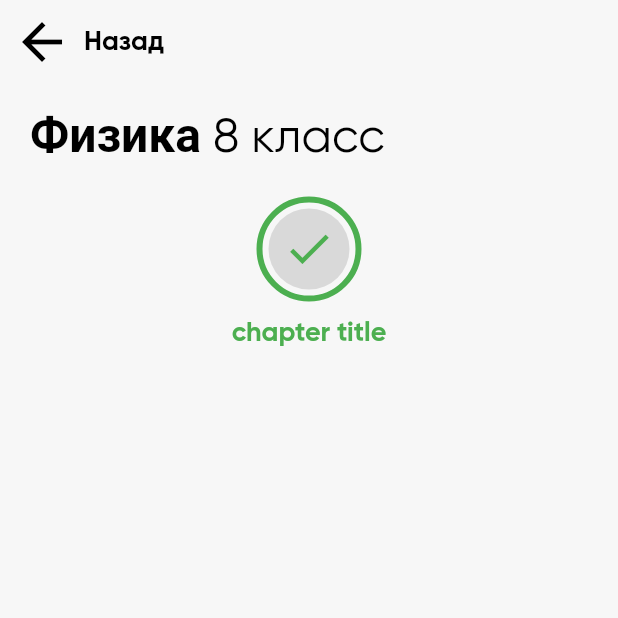
After one commit to maripbekoff/Umit-app, a Flutter app: the CoursePage screen opened directly, on a phone screen of 412 x 824 dp, the top half of it. The commit adds this screen. Run offline on Flutter 3.47's test engine with Material 2 defaults, Android fonts, the phone set to English and light mode, and no system bars; our stand-ins replace bloc, equatable, firebase_auth, flutter_bloc, introduction_screen, shared_preferences; accounts and stored records are empty.

Commit message:
course + demo test

```diff
--- a/lib/ui/pages/main_page.dart
+++ b/lib/ui/pages/main_page.dart
@@ -50,7 +50,7 @@ class _MainPageState extends State<MainPage> {
             child: CircleAvatar(
               child: Icon(
                 Icons.person,
-                size: 32,
+                size: 34,
                 color: Colors.white,
               ),
               backgroundColor: Colors.black26,
--- /dev/null
+++ b/lib/ui/pages/navigation/course_page/course_page.dart
@@ -0,0 +1,99 @@
+import 'package:flutter/material.dart';
+
+class CoursePage extends StatelessWidget {
+  const CoursePage({Key key}) : super(key: key);
+
+  @override
+  final bool someCondition = false;
+
+  Widget build(BuildContext context) {
+    return SafeArea(
+      child: Scaffold(
+        appBar: AppBar(
+          title: Text("Назад"),
+          titleSpacing: 0,
+          textTheme: TextTheme(
+            title: TextStyle(
+              fontFamily: "Gilroy",
+              fontWeight: FontWeight.bold,
+              fontSize: 18,
+              color: Colors.black,
+            ),
+          ),
+        ),
+        body: ListView(
+          padding: const EdgeInsets.symmetric(horizontal: 20, vertical: 15),
+          children: <Widget>[
+            RichText(
+              text: TextSpan(
+                style: TextStyle(
+                  fontFamily: "Gilroy",
+                  color: Colors.black,
+                  fontSize: 32,
+                ),
+                children: <TextSpan>[
+                  TextSpan(
+                    text: "Физика ", //переменная с бэка
+                    style: TextStyle(fontWeight: FontWeight.bold),
+                  ),
+                  TextSpan(
+                    text: "8 класс", //переменная с бэка
+                  ),
+                ],
+              ),
+            ),
+            SizedBox(height: 20),
+            ChapterWidget(),
+          ],
+        ),
+      ),
+    );
+  }
+}
+
+class ChapterWidget extends StatelessWidget {
+  const ChapterWidget({Key key}) : super(key: key);
+  final int color = 0xFF4CAF50;
+
+  @override
+  Widget build(BuildContext context) {
+    return Column(
+      children: <Widget>[
+        Container(
+          width: 70,
+          height: 70,
+          decoration: BoxDecoration(
+            shape: BoxShape.circle,
+            border: Border.all(
+              color: Color(color),
+              width: 4,
+            ),
+          ),
+          child: FlatButton(
+            padding: EdgeInsets.all(4),
+            onPressed: () {},
+            shape: CircleBorder(),
+            child: CircleAvatar(
+              radius: 40,
+              child: Icon(
+                Icons.check, //получать данные с бэка
+                size: 35,
+                color: Color(color),
+              ),
+              backgroundColor: Colors.black12,
+            ),
+          ),
+        ),
+        SizedBox(height: 10),
+        Text(
+          "chapter title",
+          style: TextStyle(
+            fontWeight: FontWeight.bold,
+            fontSize: 18,
+            color: Color(color),
+          ),
+        )
+      ],
+    );
+  }
+}
--- a/lib/ui/pages/navigation/home_page/daily_test_card.dart
+++ b/lib/ui/pages/navigation/home_page/daily_test_card.dart
@@ -7,7 +7,7 @@ class DailyTestCard extends StatelessWidget {
   @override
   Widget build(BuildContext context) {
     return Container(
-      padding: EdgeInsets.only(top: 20, left: 40, right: 40),
+      padding: EdgeInsets.only(top: 20, left: 25, right: 25),
       decoration: BoxDecoration(
         color: Colors.white,
         borderRadius: BorderRadius.only(
@@ -19,6 +19,7 @@ class DailyTestCard extends StatelessWidget {
         children: <Widget>[
           Row(
             children: <Widget>[
+              SizedBox(width: 5),
               Transform.rotate(
                 angle: pi / 4,
                 child: Container(
@@ -74,7 +75,7 @@ class DailyTestCard extends StatelessWidget {
                   ),
                 ),
                 Container(
-                  width: MediaQuery.of(context).size.width * 0.20,
+                  width: MediaQuery.of(context).size.width * 0.25,
                   height: MediaQuery.of(context).size.height * 0.1,
                   decoration: BoxDecoration(
                     color: Colors.red,
```
Also changed, not shown: lib/ui/pages/navigation/home_page/course_card.dart (+9 -1 lines), lib/ui/pages/navigation/home_page/home_page.dart (+4 -4 lines), lib/ui/pages/navigation/settings_page/insets/adaptation_page.dart (+12 -1 lines), lib/ui/pages/navigation/tests_page/insets/into_test_page.dart (added, +101 -0 lines), lib/ui/pages/navigation/tests_page/test_card.dart (+53 -3 lines), lib/ui/pages/navigation/tests_page/tests_page.dart (+6 -5 lines).
